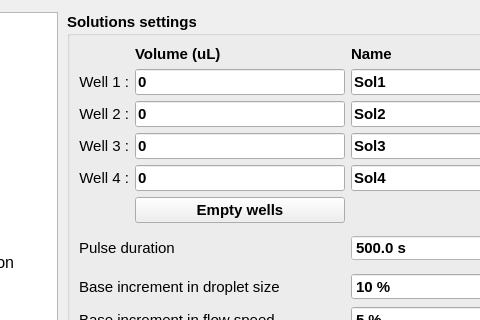
The window that apps/Lab-on-a-tip/Lab-on-a-tip_tools.ui (bellonemauro/Labonatip2.0) describes before a commit, drawn with Qt 5; both pictures show x 134 to 614 and y 0 to 320 of the 1024 by 769 pixel window.
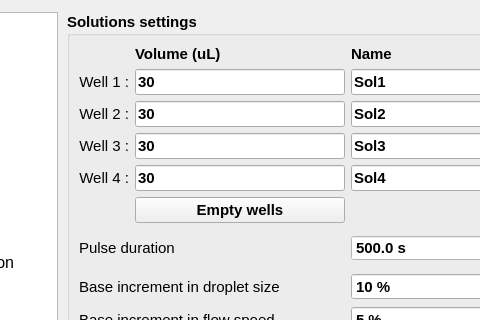
The same window after the commit. Icons and pictures are not drawn.

The edit to the form file:
```diff
--- a/apps/Lab-on-a-tip/Lab-on-a-tip_tools.ui
+++ b/apps/Lab-on-a-tip/Lab-on-a-tip_tools.ui
@@ -80,7 +80,7 @@
         <x>0</x>
         <y>0</y>
         <width>1012</width>
-        <height>723</height>
+        <height>728</height>
        </rect>
       </property>
       <property name="sizePolicy">
@@ -1729,12 +1729,17 @@
                  </widget>
                 </item>
                 <item row="2" column="1">
-                 <widget class="QLineEdit" name="lineEdit_2">
+                 <widget class="QLineEdit" name="lineEdit_volume_sol2">
+                  <property name="font">
+                   <font>
+                    <pointsize>11</pointsize>
+                   </font>
+                  </property>
                   <property name="accessibleDescription">
                    <string/>
                   </property>
                   <property name="text">
-                   <string notr="true">0</string>
+                   <string notr="true">30</string>
                   </property>
                  </widget>
                 </item>
@@ -1838,12 +1843,17 @@
                  </widget>
                 </item>
                 <item row="3" column="1">
-                 <widget class="QLineEdit" name="lineEdit_3">
+                 <widget class="QLineEdit" name="lineEdit_volume_sol3">
+                  <property name="font">
+                   <font>
+                    <pointsize>11</pointsize>
+                   </font>
+                  </property>
                   <property name="accessibleDescription">
                    <string/>
                   </property>
                   <property name="text">
-                   <string notr="true">0</string>
+                   <string notr="true">30</string>
                   </property>
                  </widget>
                 </item>
@@ -1987,12 +1997,17 @@
                  </widget>
                 </item>
                 <item row="1" column="1">
-                 <widget class="QLineEdit" name="lineEdit">
+                 <widget class="QLineEdit" name="lineEdit_volume_sol1">
+                  <property name="font">
+                   <font>
+                    <pointsize>11</pointsize>
+                   </font>
+                  </property>
                   <property name="accessibleDescription">
                    <string/>
                   </property>
                   <property name="text">
-                   <string notr="true">0</string>
+                   <string notr="true">30</string>
                   </property>
                  </widget>
                 </item>
@@ -2020,12 +2035,17 @@
                  </widget>
                 </item>
                 <item row="4" column="1">
-                 <widget class="QLineEdit" name="lineEdit_4">
+                 <widget class="QLineEdit" name="lineEdit_volume_sol4">
+                  <property name="font">
+                   <font>
+                    <pointsize>11</pointsize>
+                   </font>
+                  </property>
                   <property name="accessibleDescription">
                    <string/>
                   </property>
                   <property name="text">
-                   <string notr="true">0</string>
+                   <string notr="true">30</string>
                   </property>
                  </widget>
                 </item>
```
